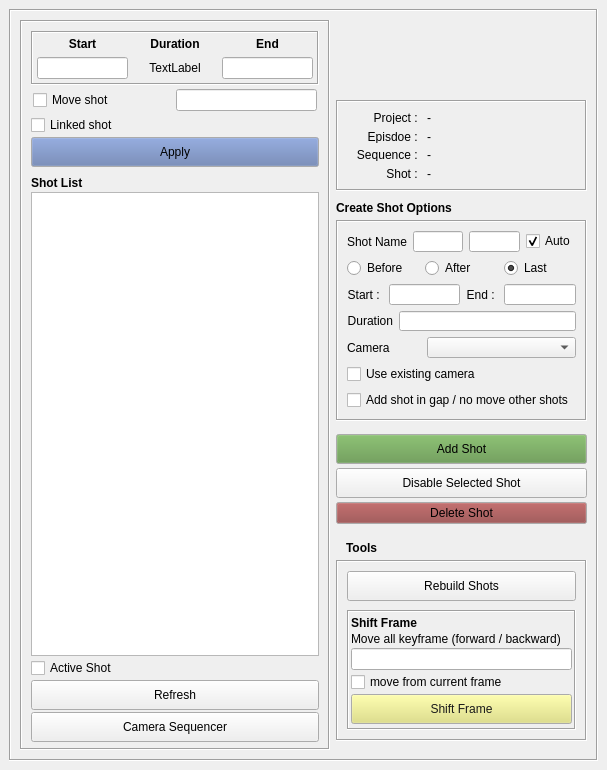
The window that ui.ui (ChanonVilaiyuk/arxSequenceManager) describes before a commit, drawn with Qt 5.
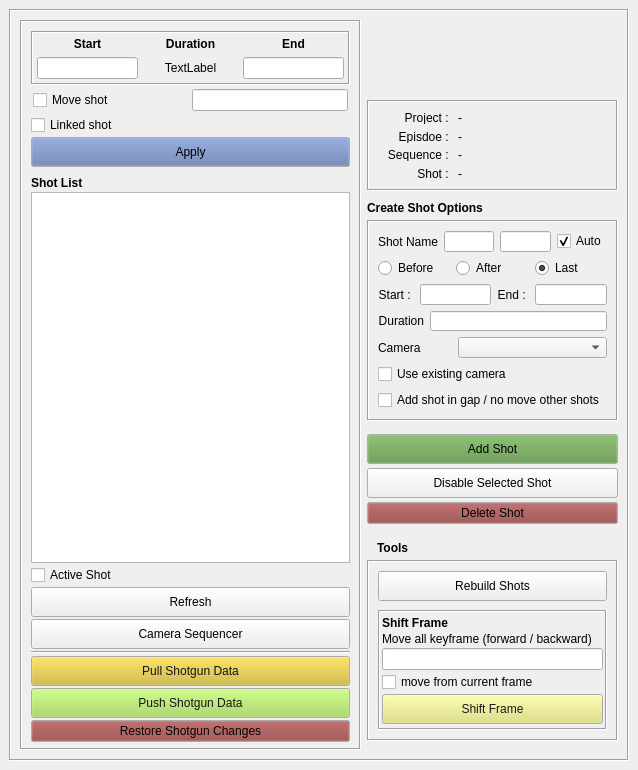
The same window after the commit.

Commit message: with cutin cutout shotgun

```diff
--- a/ui.ui
+++ b/ui.ui
@@ -6,7 +6,7 @@
    <rect>
     <x>0</x>
     <y>0</y>
-    <width>605</width>
+    <width>638</width>
     <height>770</height>
    </rect>
   </property>
@@ -327,6 +327,238 @@
             </property>
            </widget>
           </item>
+          <item>
+           <widget class="Line" name="line">
+            <property name="orientation">
+             <enum>Qt::Horizontal</enum>
+            </property>
+           </widget>
+          </item>
+          <item>
+           <widget class="QPushButton" name="pullShotgun_pushButton">
+            <property name="minimumSize">
+             <size>
+              <width>0</width>
+              <height>30</height>
+             </size>
+            </property>
+            <property name="palette">
+             <palette>
+              <active>
+               <colorrole role="Button">
+                <brush brushstyle="SolidPattern">
+                 <color alpha="255">
+                  <red>211</red>
+                  <green>184</green>
+                  <blue>45</blue>
+                 </color>
+                </brush>
+               </colorrole>
+               <colorrole role="ButtonText">
+                <brush brushstyle="SolidPattern">
+                 <color alpha="255">
+                  <red>20</red>
+                  <green>20</green>
+                  <blue>20</blue>
+                 </color>
+                </brush>
+               </colorrole>
+              </active>
+              <inactive>
+               <colorrole role="Button">
+                <brush brushstyle="SolidPattern">
+                 <color alpha="255">
+                  <red>211</red>
+                  <green>184</green>
+                  <blue>45</blue>
+                 </color>
+                </brush>
+               </colorrole>
+               <colorrole role="ButtonText">
+                <brush brushstyle="SolidPattern">
+                 <color alpha="255">
+                  <red>20</red>
+                  <green>20</green>
+                  <blue>20</blue>
+                 </color>
+                </brush>
+               </colorrole>
+              </inactive>
+              <disabled>
+               <colorrole role="Button">
+                <brush brushstyle="SolidPattern">
+                 <color alpha="255">
+                  <red>211</red>
+                  <green>184</green>
+                  <blue>45</blue>
+                 </color>
+                </brush>
+               </colorrole>
+               <colorrole role="ButtonText">
+                <brush brushstyle="SolidPattern">
+                 <color alpha="255">
+                  <red>120</red>
+                  <green>120</green>
+                  <blue>120</blue>
+                 </color>
+                </brush>
+               </colorrole>
+              </disabled>
+             </palette>
+            </property>
+            <property name="text">
+             <string>Pull Shotgun Data</string>
+            </property>
+           </widget>
+          </item>
+          <item>
+           <widget class="QPushButton" name="pushShotgun_pushButton">
+            <property name="minimumSize">
+             <size>
+              <width>0</width>
+              <height>30</height>
+             </size>
+            </property>
+            <property name="palette">
+             <palette>
+              <active>
+               <colorrole role="Button">
+                <brush brushstyle="SolidPattern">
+                 <color alpha="255">
+                  <red>162</red>
+                  <green>217</green>
+                  <blue>80</blue>
+                 </color>
+                </brush>
+               </colorrole>
+               <colorrole role="ButtonText">
+                <brush brushstyle="SolidPattern">
+                 <color alpha="255">
+                  <red>22</red>
+                  <green>22</green>
+                  <blue>22</blue>
+                 </color>
+                </brush>
+               </colorrole>
+              </active>
+              <inactive>
+               <colorrole role="Button">
+                <brush brushstyle="SolidPattern">
+                 <color alpha="255">
+                  <red>162</red>
+                  <green>217</green>
+                  <blue>80</blue>
+                 </color>
+                </brush>
+               </colorrole>
+               <colorrole role="ButtonText">
+                <brush brushstyle="SolidPattern">
+                 <color alpha="255">
+                  <red>22</red>
+                  <green>22</green>
+                  <blue>22</blue>
+                 </color>
+                </brush>
+               </colorrole>
+              </inactive>
+              <disabled>
+               <colorrole role="Button">
+                <brush brushstyle="SolidPattern">
+                 <color alpha="255">
+                  <red>162</red>
+                  <green>217</green>
+                  <blue>80</blue>
+                 </color>
+                </brush>
+               </colorrole>
+               <colorrole role="ButtonText">
+                <brush brushstyle="SolidPattern">
+                 <color alpha="255">
+                  <red>120</red>
+                  <green>120</green>
+                  <blue>120</blue>
+                 </color>
+                </brush>
+               </colorrole>
+              </disabled>
+             </palette>
+            </property>
+            <property name="text">
+             <string>Push Shotgun Data</string>
+            </property>
+           </widget>
+          </item>
+          <item>
+           <widget class="QPushButton" name="restoreShotgun_pushButton">
+            <property name="palette">
+             <palette>
+              <active>
+               <colorrole role="Button">
+                <brush brushstyle="SolidPattern">
+                 <color alpha="255">
+                  <red>144</red>
+                  <green>62</green>
+                  <blue>62</blue>
+                 </color>
+                </brush>
+               </colorrole>
+               <colorrole role="ButtonText">
+                <brush brushstyle="SolidPattern">
+                 <color alpha="255">
+                  <red>2</red>
+                  <green>2</green>
+                  <blue>2</blue>
+                 </color>
+                </brush>
+               </colorrole>
+              </active>
+              <inactive>
+               <colorrole role="Button">
+                <brush brushstyle="SolidPattern">
+                 <color alpha="255">
+                  <red>144</red>
+                  <green>62</green>
+                  <blue>62</blue>
+                 </color>
+                </brush>
+               </colorrole>
+               <colorrole role="ButtonText">
+                <brush brushstyle="SolidPattern">
+                 <color alpha="255">
+                  <red>2</red>
+                  <green>2</green>
+                  <blue>2</blue>
+                 </color>
+                </brush>
+               </colorrole>
+              </inactive>
+              <disabled>
+               <colorrole role="Button">
+                <brush brushstyle="SolidPattern">
+                 <color alpha="255">
+                  <red>144</red>
+                  <green>62</green>
+                  <blue>62</blue>
+                 </color>
+                </brush>
+               </colorrole>
+               <colorrole role="ButtonText">
+                <brush brushstyle="SolidPattern">
+                 <color alpha="255">
+                  <red>120</red>
+                  <green>120</green>
+                  <blue>120</blue>
+                 </color>
+                </brush>
+               </colorrole>
+              </disabled>
+             </palette>
+            </property>
+            <property name="text">
+             <string>Restore Shotgun Changes</string>
+            </property>
+           </widget>
+          </item>
          </layout>
         </widget>
        </item>
```
Left out of the diff: 2 changed lines with no effect on the pictures. The commit also changes 23 other files.
